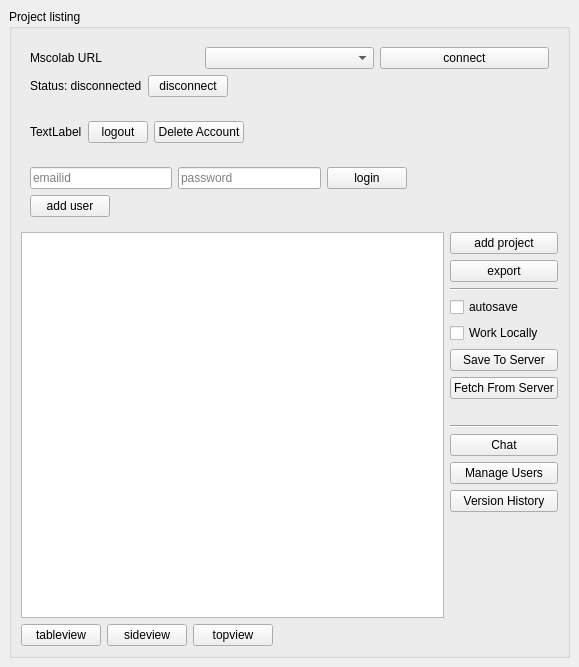
Old version of the form mslib/msui/ui/ui_mscolab_window.ui in the repository Open-MSS/MSS.
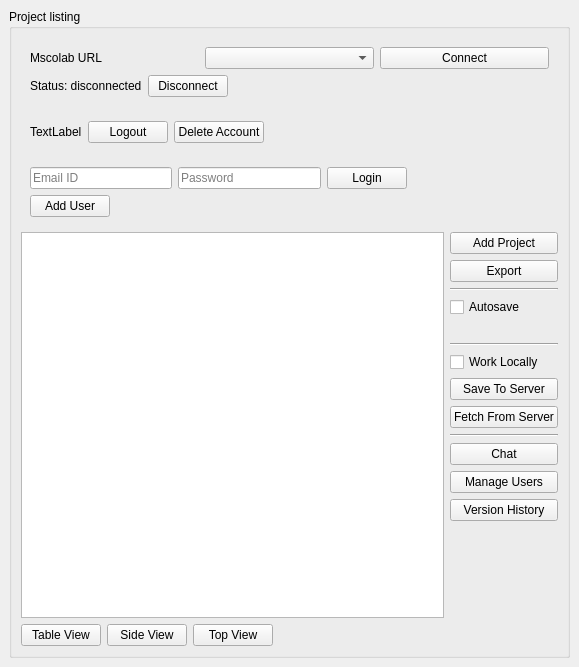
New version of the form.

Commit message: updated mscolab main window UI

The edit to the form file:
```diff
--- a/mslib/msui/ui/ui_mscolab_window.ui
+++ b/mslib/msui/ui/ui_mscolab_window.ui
@@ -60,7 +60,7 @@
             <item>
              <widget class="QPushButton" name="connectMscolab">
               <property name="text">
-               <string>connect</string>
+               <string>Connect</string>
               </property>
              </widget>
             </item>
@@ -78,7 +78,7 @@
             <item>
              <widget class="QPushButton" name="disconnectMscolab">
               <property name="text">
-               <string>disconnect</string>
+               <string>Disconnect</string>
               </property>
              </widget>
             </item>
@@ -127,14 +127,8 @@
           </item>
           <item>
            <widget class="QPushButton" name="logoutButton">
-            <property name="maximumSize">
-             <size>
-              <width>60</width>
-              <height>16777215</height>
-             </size>
-            </property>
             <property name="text">
-             <string>logout</string>
+             <string>Logout</string>
             </property>
            </widget>
           </item>
@@ -150,6 +144,9 @@
             <property name="orientation">
              <enum>Qt::Horizontal</enum>
             </property>
+            <property name="sizeType">
+             <enum>QSizePolicy::Expanding</enum>
+            </property>
             <property name="sizeHint" stdset="0">
              <size>
               <width>0</width>
@@ -175,7 +172,7 @@
             <item>
              <widget class="QLineEdit" name="emailid">
               <property name="placeholderText">
-               <string>emailid</string>
+               <string>Email ID</string>
               </property>
              </widget>
             </item>
@@ -185,14 +182,14 @@
                <enum>QLineEdit::PasswordEchoOnEdit</enum>
               </property>
               <property name="placeholderText">
-               <string>password</string>
+               <string>Password</string>
               </property>
              </widget>
             </item>
             <item>
              <widget class="QPushButton" name="loginButton">
               <property name="text">
-               <string>login</string>
+               <string>Login</string>
               </property>
              </widget>
             </item>
@@ -220,7 +217,7 @@
              </size>
             </property>
             <property name="text">
-             <string>add user</string>
+             <string>Add User</string>
             </property>
            </widget>
           </item>
@@ -253,14 +250,14 @@
            <item>
             <widget class="QPushButton" name="addProject">
              <property name="text">
-              <string>add project</string>
+              <string>Add Project</string>
              </property>
             </widget>
            </item>
            <item>
             <widget class="QPushButton" name="export_2">
              <property name="text">
-              <string>export</string>
+              <string>Export</string>
              </property>
             </widget>
            </item>
@@ -274,7 +271,21 @@
            <item>
             <widget class="QCheckBox" name="autoSave">
              <property name="text">
-              <string>autosave</string>
+              <string>Autosave</string>
+             </property>
+            </widget>
+           </item>
+           <item>
+            <widget class="QLabel" name="autosaveStatus">
+             <property name="text">
+              <string/>
+             </property>
+            </widget>
+           </item>
+           <item>
+            <widget class="Line" name="line_3">
+             <property name="orientation">
+              <enum>Qt::Horizontal</enum>
              </property>
             </widget>
            </item>
@@ -299,13 +310,6 @@
              </property>
             </widget>
            </item>
-           <item>
-            <widget class="QLabel" name="autosaveStatus">
-             <property name="text">
-              <string/>
-             </property>
-            </widget>
-           </item>
            <item>
             <widget class="Line" name="line">
              <property name="orientation">
@@ -368,7 +372,7 @@
             </sizepolicy>
            </property>
            <property name="text">
-            <string>tableview</string>
+            <string>Table View</string>
            </property>
           </widget>
          </item>
@@ -381,7 +385,7 @@
             </sizepolicy>
            </property>
            <property name="text">
-            <string>sideview</string>
+            <string>Side View</string>
            </property>
           </widget>
          </item>
@@ -394,7 +398,7 @@
             </sizepolicy>
            </property>
            <property name="text">
-            <string>topview</string>
+            <string>Top View</string>
            </property>
           </widget>
          </item>
```
The commit also changes 1 other file.
